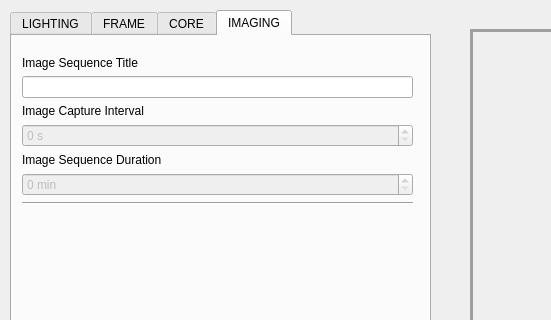
This is _ui/Clinostat.ui in CoSE-Jerry/3D-Clinostat as Qt 5 draws it before an edit; both pictures show x 0 to 551 and y 0 to 320 of the 800 by 480 pixel window. The edited form follows.
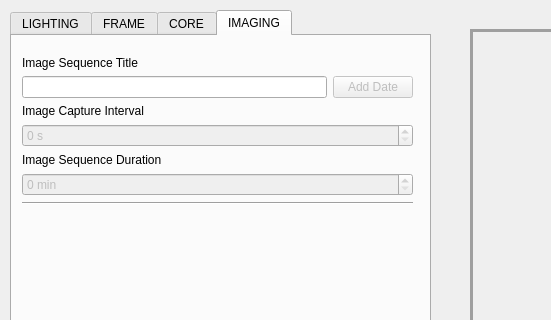
This is the edited form. Icons and pictures are not drawn.

```diff
--- a/_ui/Clinostat.ui
+++ b/_ui/Clinostat.ui
@@ -1162,11 +1162,25 @@
           </widget>
          </item>
          <item>
-          <widget class="QLineEdit" name="IST_Editor">
+          <layout class="QHBoxLayout" name="horizontalLayout_2">
+           <item>
+            <widget class="QLineEdit" name="title_lineEdit">
            <property name="enabled">
             <bool>true</bool>
            </property>
           </widget>
+           </item>
+           <item>
+            <widget class="QPushButton" name="add_Date_pushButton">
+             <property name="enabled">
+              <bool>false</bool>
+             </property>
+             <property name="text">
+              <string>Add Date</string>
+             </property>
+            </widget>
+           </item>
+          </layout>
          </item>
          <item>
           <widget class="QLabel" name="Image_Interval">
```
Left out of the diff: 2 changed lines with no effect on the pictures. Lines whose indentation alone changed are shown as unchanged.
